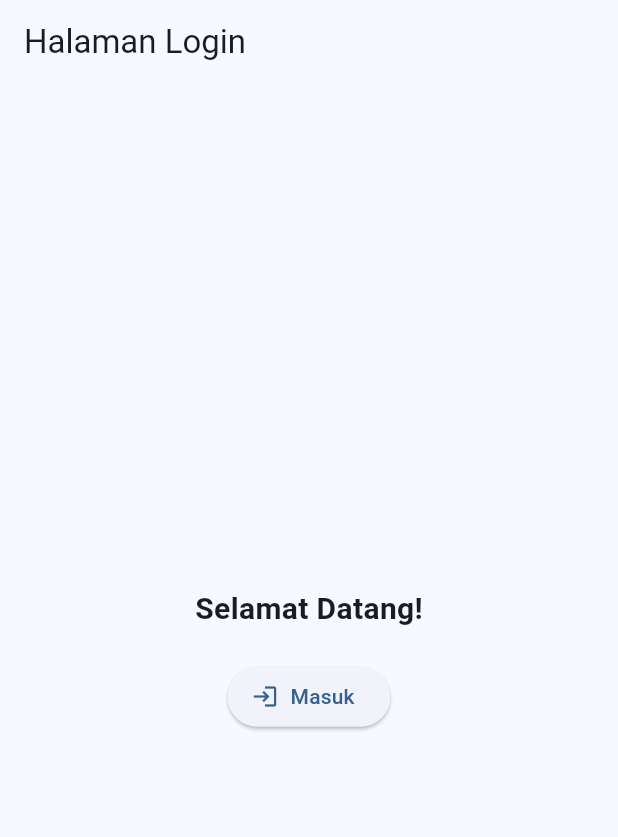
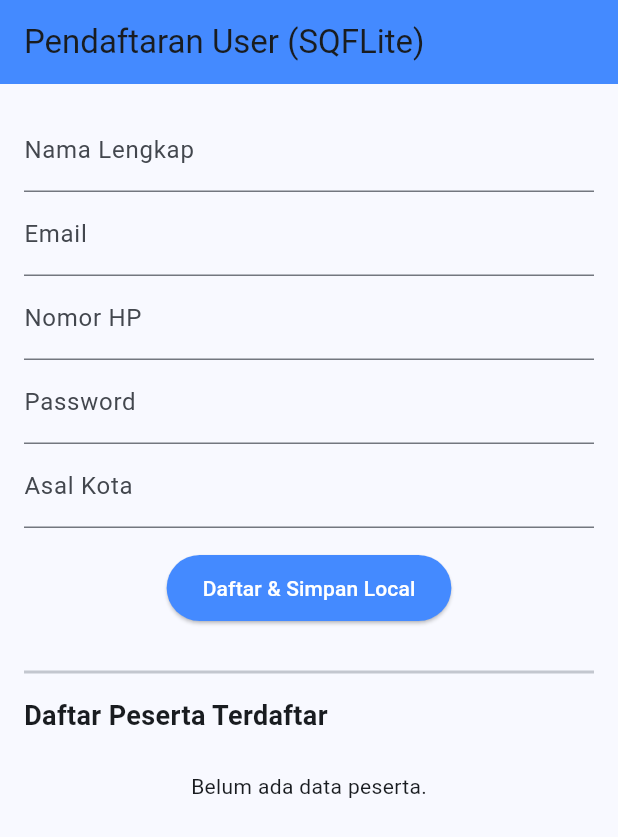
Before and after one commit to alen830/ale_dev, a Flutter app: the screen it shows after launch, on a phone screen of 412 x 824 dp. Shown: the top 837 px of the screen. Run offline on Flutter 3.47's test engine with Material 3 defaults, Android fonts, the light colour scheme and no system bars; our stand-ins replace shared_preferences, sqflite; accounts and stored records are empty.

Commit message:
tugas12alen

```diff
--- a/lib/main.dart
+++ b/lib/main.dart
@@ -1,6 +1,7 @@
+import 'package:ale_dev/tugas11/services/preference_handler.dart';
 import 'package:flutter/material.dart';
 
-import 'tugas11/services/preference_handler.dart';
+import 'tugas12/screens/register_screen.dart';
 import 'splash_screen.dart';
 
 void main() async {
@@ -25,7 +26,7 @@ class MyApp extends StatelessWidget {
         colorScheme: ColorScheme.fromSeed(seedColor: Colors.blue),
         useMaterial3: true,
       ),
-      home: const SplashScreen(),
+      home: const RegisterScreen(),
     );
   }
 }
--- /dev/null
+++ b/lib/tugas12/helpers/db_helpers.dart
@@ -0,0 +1,50 @@
+import 'package:sqflite/sqflite.dart';
+import 'package:path/path.dart';
+
+import '../models/user_model.dart';
+
+class DatabaseHelper {
+  static final DatabaseHelper instance = DatabaseHelper._init();
+  static Database? _database;
+
+  DatabaseHelper._init();
+
+  Future<Database> get database async {
+    if (_database != null) return _database!;
+    _database = await _initDB('user_registration.db');
+    return _database!;
+  }
+
+  Future<Database> _initDB(String filePath) async {
+    final dbPath = await getDatabasesPath();
+    final path = join(dbPath, filePath);
+
+    return await openDatabase(path, version: 1, onCreate: _createDB);
+  }
+
+  Future<void> _createDB(Database db, int version) async {
+    await db.execute('''
+      CREATE TABLE users (
+        id INTEGER PRIMARY KEY AUTOINCREMENT,
+        nama TEXT NOT NULL,
+        email TEXT NOT NULL,
+        nomorHp TEXT NOT NULL,
+        password TEXT NOT NULL,
+        asalKota TEXT NOT NULL
+      )
+    ''');
+  }
+
+  // Fungsi Create (Insert)
+  Future<int> createUser(UserModel user) async {
+    final db = await instance.database;
+    return await db.insert('users', user.toMap());
+  }
+
+  // Fungsi Read (Query All)
+  Future<List<UserModel>> getAllUsers() async {
+    final db = await instance.database;
+    final result = await db.query('users', orderBy: 'id DESC');
+    return result.map((json) => UserModel.fromMap(json)).toList();
+  }
+}
--- /dev/null
+++ b/lib/tugas12/models/user_model.dart
@@ -0,0 +1,41 @@
+class UserModel {
+  final int? id;
+  final String nama;
+  final String email;
+  final String nomorHp;
+  final String password;
+  final String asalKota;
+
+  UserModel({
+    this.id,
+    required this.nama,
+    required this.email,
+    required this.nomorHp,
+    required this.password,
+    required this.asalKota,
+  });
+
+  // Mengubah Objek Flutter ke Map (Untuk disimpan ke Database)
+  Map<String, dynamic> toMap() {
+    return {
+      'id': id,
+      'nama': nama,
+      'email': email,
+      'nomorHp': nomorHp,
+      'password': password,
+      'asalKota': asalKota,
+    };
+  }
+
+  // Mengubah Map dari Database ke Objek Flutter (Untuk ditampilkan ke UI)
+  factory UserModel.fromMap(Map<String, dynamic> map) {
+    return UserModel(
+      id: map['id'],
+      nama: map['nama'],
+      email: map['email'],
+      nomorHp: map['nomorHp'],
+      password: map['password'],
+      asalKota: map['asalKota'],
+    );
+  }
+}
--- /dev/null
+++ b/lib/tugas12/screens/register_screen.dart
@@ -0,0 +1,212 @@
+import 'package:ale_dev/tugas12/helpers/db_helpers.dart';
+import 'package:flutter/material.dart';
+
+import '../models/user_model.dart';
+
+class RegisterScreen extends StatefulWidget {
+  const RegisterScreen({super.key});
+
+  @override
+  State<RegisterScreen> createState() => _RegisterScreenState();
+}
+
+class _RegisterScreenState extends State<RegisterScreen> {
+  final _formKey = GlobalKey<FormState>();
+
+  // TextEditingController untuk setiap input
+  final _namaController = TextEditingController();
+  final _emailController = TextEditingController();
+  final _nomorHpController = TextEditingController();
+  final _passwordController = TextEditingController();
+  final _asalKotaController = TextEditingController();
+
+  late Future<List<UserModel>> _userList;
+
+  @override
+  void initState() {
+    super.initState();
+    _refreshUserList();
+  }
+
+  // Mengambil ulang data dari database
+  void _refreshUserList() {
+    setState(() {
+      _userList = DatabaseHelper.instance.getAllUsers();
+    });
+  }
+
+  // Simpan data ke database
+  Future<void> _saveUser() async {
+    if (_formKey.currentState!.validate()) {
+      final newUser = UserModel(
+        nama: _namaController.text,
+        email: _emailController.text,
+        nomorHp: _nomorHpController.text,
+        password: _passwordController.text,
+        asalKota: _asalKotaController.text,
+      );
+
+      await DatabaseHelper.instance.createUser(newUser);
+
+      // Reset form input
+      _namaController.clear();
+      _emailController.clear();
+      _nomorHpController.clear();
+      _passwordController.clear();
+      _asalKotaController.clear();
+
+      ScaffoldMessenger.of(context).showSnackBar(
+        const SnackBar(content: Text('Pendaftaran Berhasil Disimpan!')),
+      );
+
+      // Perbarui tampilan list
+      _refreshUserList();
+    }
+  }
+
+  @override
+  void dispose() {
+    _namaController.dispose();
+    _emailController.dispose();
+    _nomorHpController.dispose();
+    _passwordController.dispose();
+    _asalKotaController.dispose();
+    super.dispose();
+  }
+
+  @override
+  Widget build(BuildContext context) {
+    return Scaffold(
+      appBar: AppBar(
+        title: const Text('Pendaftaran User (SQFLite)'),
+        backgroundColor: Colors.blueAccent,
+      ),
+      body: SingleChildScrollView(
+        padding: const EdgeInsets.all(16.0),
+        child: Column(
+          crossAxisAlignment: CrossAxisAlignment.stretch,
+          children: [
+            // FORM INPUT
+            Form(
+              key: _formKey,
+              child: Column(
+                children: [
+                  TextFormField(
+                    controller: _namaController,
+                    decoration: const InputDecoration(
+                      labelText: 'Nama Lengkap',
+                    ),
+                    validator: (val) =>
+                        val == null || val.isEmpty ? 'Nama wajib diisi' : null,
+                  ),
+                  TextFormField(
+                    controller: _emailController,
+                    decoration: const InputDecoration(labelText: 'Email'),
+                    keyboardType: TextInputType.emailAddress,
+                    validator: (val) {
+                      if (val == null || val.isEmpty)
+                        return 'Email wajib diisi';
+                      if (!val.contains('@')) return 'Format email tidak valid';
+                      return null;
+                    },
+                  ),
+                  TextFormField(
+                    controller: _nomorHpController,
+                    decoration: const InputDecoration(labelText: 'Nomor HP'),
+                    keyboardType: TextInputType.phone,
+                    validator: (val) => val == null || val.isEmpty
+                        ? 'Nomor HP wajib diisi'
+                        : null,
+                  ),
+                  TextFormField(
+                    controller: _passwordController,
+                    decoration: const InputDecoration(labelText: 'Password'),
+                    obscureText: true,
+                    validator: (val) {
+                      if (val == null || val.isEmpty)
+                        return 'Password wajib diisi';
+                      if (val.length < 6) return 'Password minimal 6 karakter';
+                      return null;
+                    },
+                  ),
+                  TextFormField(
+                    controller: _asalKotaController,
+                    decoration: const InputDecoration(labelText: 'Asal Kota'),
+                    validator: (val) => val == null || val.isEmpty
+                        ? 'Asal kota wajib diisi'
+                        : null,
+                  ),
+                  const SizedBox(height: 16),
+                  ElevatedButton(
+                    onPressed: _saveUser,
+                    style: ElevatedButton.styleFrom(
+                      backgroundColor: Colors.blueAccent,
+                      padding: const EdgeInsets.symmetric(
+                        vertical: 12,
+                        horizontal: 24,
+                      ),
+                    ),
+                    child: const Text(
+                      'Daftar & Simpan Local',
+                      style: TextStyle(color: Colors.white),
+                    ),
+                  ),
+                ],
+              ),
+            ),
+
+            const SizedBox(height: 24),
+            const Divider(thickness: 2),
+            const SizedBox(height: 8),
+
+            const Text(
+              'Daftar Peserta Terdaftar',
+              style: TextStyle(fontSize: 18, fontWeight: FontWeight.bold),
+            ),
+            const SizedBox(height: 8),
+
+            // LISTVIEW REAL-TIME
+            FutureBuilder<List<UserModel>>(
+              future: _userList,
+              builder: (context, snapshot) {
+                if (snapshot.connectionState == ConnectionState.waiting) {
+                  return const Center(child: CircularProgressIndicator());
+                } else if (snapshot.hasError) {
+                  return Text('Error: ${snapshot.error}');
+                } else if (!snapshot.hasData || snapshot.data!.isEmpty) {
+                  return const Center(
+                    child: Padding(
+                      padding: EdgeInsets.all(16.0),
+                      child: Text('Belum ada data peserta.'),
+                    ),
+                  );
+                }
+
+                final users = snapshot.data!;
+                return ListView.builder(
+                  shrinkWrap: true,
+                  physics: const NeverScrollableScrollPhysics(),
+                  itemCount: users.length,
+                  itemBuilder: (context, index) {
+                    final user = users[index];
+                    return Card(
+                      margin: const EdgeInsets.symmetric(vertical: 4),
+                      child: ListTile(
+                        leading: CircleAvatar(
+                          child: Text(user.nama[0].toUpperCase()),
+                        ),
+                        title: Text(user.nama),
+                        subtitle: Text('${user.email} | ${user.nomorHp}'),
+                        trailing: Text(user.asalKota),
+                      ),
+                    );
+                  },
+                );
+              },
+            ),
+          ],
+        ),
+      ),
+    );
+  }
+}
```
Also changed, not shown: pubspec.yaml (+4 -4 lines), pubspec.lock.
